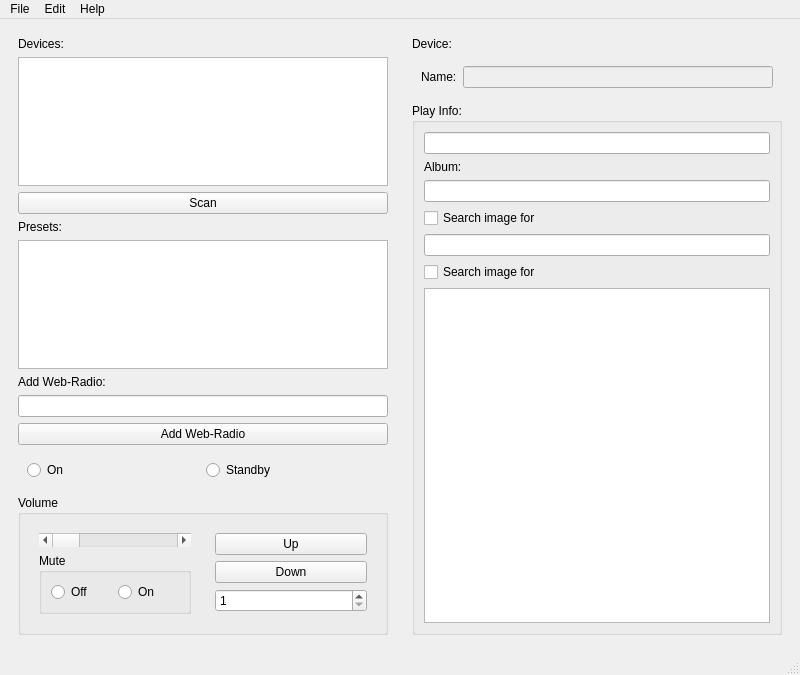
Qt form bmmusiccast/mainwindow.ui (possum69/bmmusiccast) before a commit.
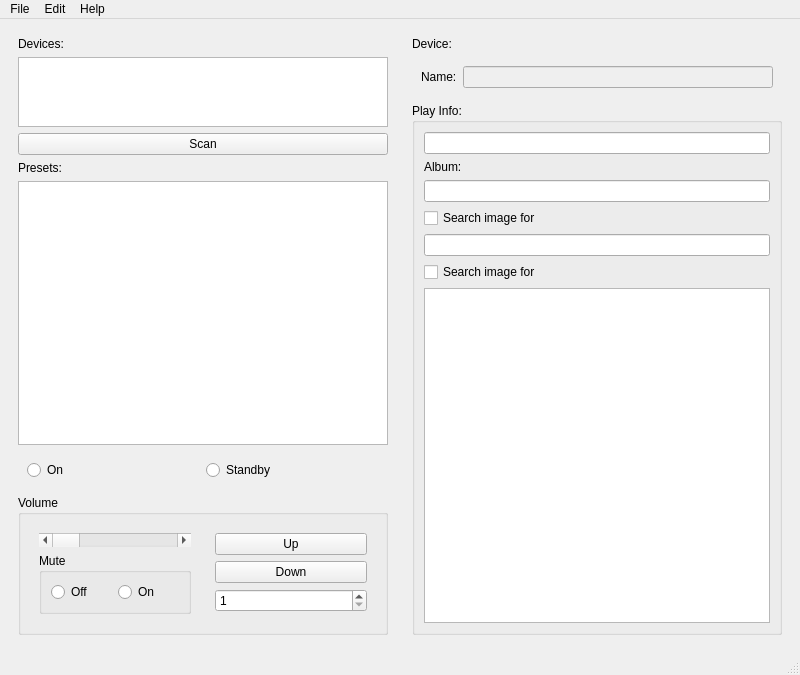
The same form after that commit.

```diff
--- a/bmmusiccast/mainwindow.ui
+++ b/bmmusiccast/mainwindow.ui
@@ -26,7 +26,14 @@
         </widget>
        </item>
        <item>
-        <widget class="QListWidget" name="devices_listWidget"/>
+        <widget class="QListWidget" name="devices_listWidget">
+         <property name="sizePolicy">
+          <sizepolicy hsizetype="Expanding" vsizetype="Expanding">
+           <horstretch>0</horstretch>
+           <verstretch>2</verstretch>
+          </sizepolicy>
+         </property>
+        </widget>
        </item>
        <item>
         <widget class="QPushButton" name="scan_pushButton">
@@ -49,22 +56,12 @@
         </widget>
        </item>
        <item>
-        <widget class="QListWidget" name="preset_listWidget"/>
-       </item>
-       <item>
-        <widget class="QLabel" name="add_webradio_label">
-         <property name="text">
-          <string>Add Web-Radio:</string>
-         </property>
-        </widget>
-       </item>
-       <item>
-        <widget class="QLineEdit" name="webradiourl_lineEdit"/>
-       </item>
-       <item>
-        <widget class="QPushButton" name="addWebRadio_pushButton">
-         <property name="text">
-          <string>Add Web-Radio</string>
+        <widget class="QListWidget" name="preset_listWidget">
+         <property name="sizePolicy">
+          <sizepolicy hsizetype="Expanding" vsizetype="Expanding">
+           <horstretch>0</horstretch>
+           <verstretch>40</verstretch>
+          </sizepolicy>
          </property>
         </widget>
        </item>
```
Left out of the diff: 3 changed lines with no effect on the pictures.
